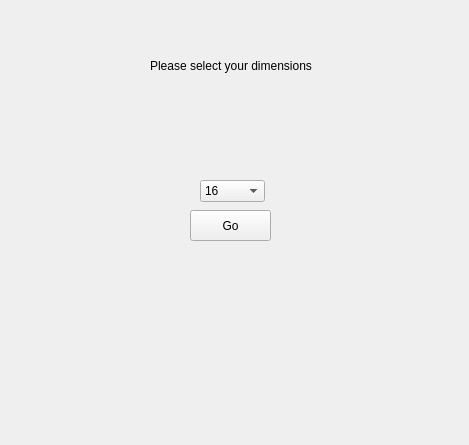
The window that A8_Sprite_Editor/prompt.ui (jimmyjtrinh/A8-Sprite-Editor) describes before a commit, drawn with Qt 5.
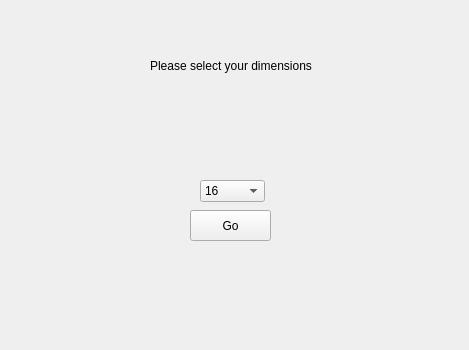
The same window after the commit.

Diff of the .ui file:
```diff
--- a/A8_Sprite_Editor/prompt.ui
+++ b/A8_Sprite_Editor/prompt.ui
@@ -7,13 +7,19 @@
     <x>0</x>
     <y>0</y>
     <width>469</width>
-    <height>445</height>
+    <height>350</height>
    </rect>
   </property>
   <property name="minimumSize">
    <size>
     <width>469</width>
-    <height>445</height>
+    <height>350</height>
+   </size>
+  </property>
+  <property name="maximumSize">
+   <size>
+    <width>469</width>
+    <height>350</height>
    </size>
   </property>
   <property name="windowTitle">
```
